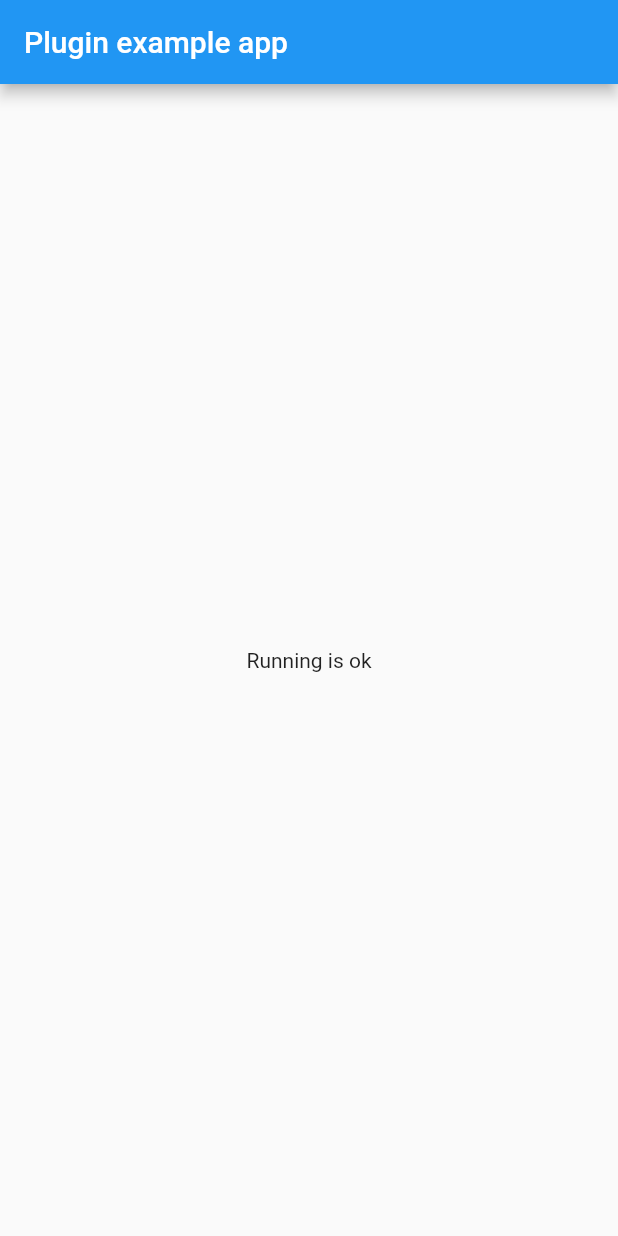
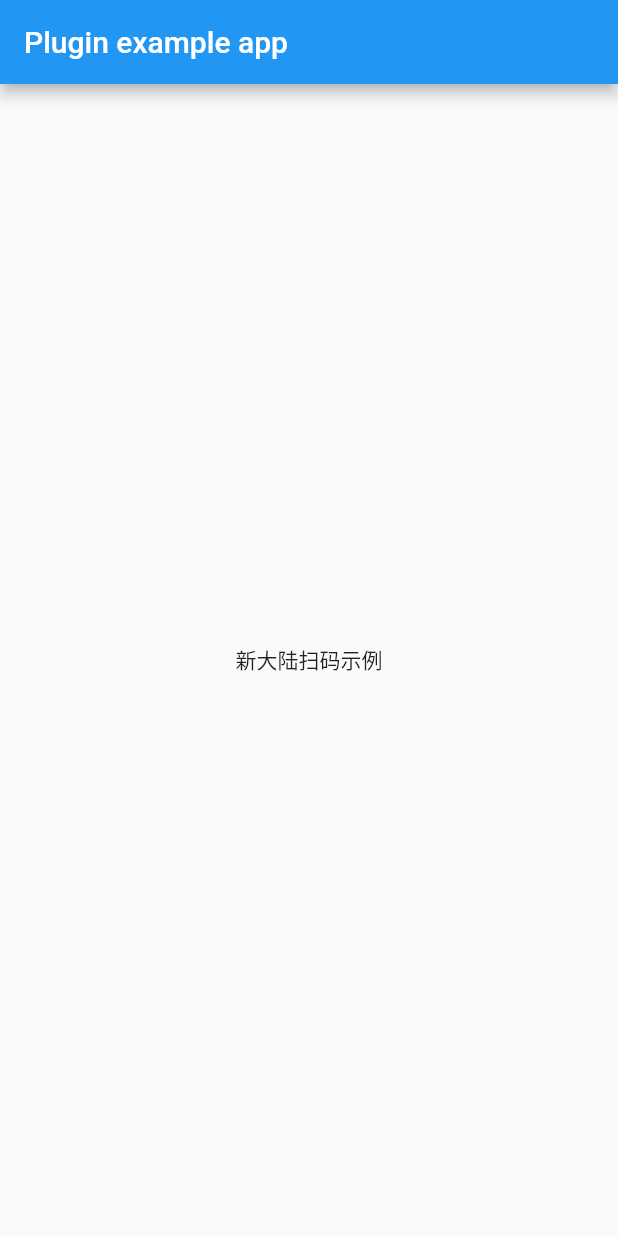
Before and after one commit to mdddj/xindalu_scan_flutter, a Flutter app: the screen it shows after launch, on a phone screen of 412 x 824 dp. Run offline on Flutter 3.47's test engine with Material 2 defaults, Android fonts, the phone set to English and light mode, and no system bars.

Commit message:
更新一些小细节

```diff
--- a/example/lib/main.dart
+++ b/example/lib/main.dart
@@ -1,7 +1,11 @@
+import 'dart:convert';
+
 import 'package:flutter/material.dart';
 import 'dart:async';
 
 import 'package:flutter/services.dart';
+import 'package:xindalu_scan_flutter/constant.dart';
+import 'package:xindalu_scan_flutter/xindalu_result_model.dart';
 import 'package:xindalu_scan_flutter/xindalu_scan_flutter.dart';
 
 void main() {
@@ -14,37 +18,31 @@ class MyApp extends StatefulWidget {
 }
 
 class _MyAppState extends State<MyApp> {
-  static const String key = 'xindalukey'; //自定义key
-  static const EventChannel _eventChannel = EventChannel(key);
+
+
+  static const EventChannel _eventChannel = EventChannel(Constant.CHANNEL_NAME);
 
   @override
   void initState() {
     super.initState();
-    Map<String, dynamic> map = Map();
-    map["extra1"] = "code1";
-    map["extra2"] = "code2";
-    map["flutterAppChannelName"] = "111";
-    map['barcodeType'] = "SCAN_BARCODE_TYPE";
-    init(map);
+    init();
     _eventChannel.receiveBroadcastStream().listen((value) {
-      print("获取到扫描头数据>>>>>>>>>>$value");
+      try{
+        XindaluDataResultModel result = XindaluDataResultModel.fromJson(json.decode(value));
+        print("条码值:${result.code1}");
+        print("状态:${result.scanState}"); // ok 成功  fail 失败
+        print("条码类型:${result.scanBarcodeType}"); // -1 表示未知类型
+      }catch(e,s){
+          print(e);
+          print(s);
+      }
     });
   }
 
-  // Platform messages are asynchronous, so we initialize in an async method.
-  Future<void> init(Map<String, dynamic> config) async {
-    String platformVersion;
-    // Platform messages may fail, so we use a try/catch PlatformException.
-    try {
-      await XindaluScanFlutter.init(config);
-    } on PlatformException {
-      platformVersion = 'Failed to get platform version.';
-    }
+  Future<void> init({Map<String, String> config}) async {
 
-    // If the widget was removed from the tree while the asynchronous platform
-    // message was in flight, we want to discard the reply rather than calling
-    // setState to update our non-existent appearance.
-    if (!mounted) return;
+    await XindaluScanFlutter.init();
+
   }
 
   @override
@@ -55,7 +53,10 @@ class _MyAppState extends State<MyApp> {
           title: const Text('Plugin example app'),
         ),
         body: Center(
-          child: Text('Running is ok'),
+          child: MaterialButton(
+            onPressed: () {  },
+            child: Text("新大陆扫码示例"),
+          ),
         ),
       ),
     );
--- /dev/null
+++ b/lib/constant.dart
@@ -0,0 +1,29 @@
+/// 一些常量
+class Constant {
+
+  /// 和原生通讯的通道别名
+  ///
+  /// static const EventChannel _eventChannel = EventChannel(Constant.CHANNEL_NAME);
+  static const String CHANNEL_NAME = "xindalu_scan";
+
+  /// 广播输出配置 -  默认action
+  static const String ACTION = "nlscan.action.SCANNER_RESULT";
+
+  /// 广播输出配置 -  默认 条码1Extra
+  static const String EXTRA_1 = "SCAN_BARCODE1";
+
+  /// 广播输出配置 -  默认 条码2Extra
+  static const String EXTRA_2 = "SCAN_BARCODE2";
+
+  /// 广播输出配置 -  默认 码制类型Extra
+  static const String EXTRA_BARCODE_TYPE = "SCAN_BARCODE_TYPE";
+
+
+  // 默认配置
+  static const Map<String,String> defaultConfig = {
+    "action" : ACTION,
+    "extra1" : EXTRA_1,
+    "extra2" : EXTRA_2,
+    "codeType": EXTRA_BARCODE_TYPE,
+  };
+}
--- /dev/null
+++ b/lib/xindalu_result_model.dart
@@ -0,0 +1,34 @@
+
+// To parse this JSON data, do
+//
+//     final xindaluDataModel = xindaluDataModelFromJson(jsonString);
+
+import 'dart:convert';
+
+XindaluDataResultModel xindaluDataModelFromJson(String str) => XindaluDataResultModel.fromJson(json.decode(str));
+
+String xindaluDataModelToJson(XindaluDataResultModel data) => json.encode(data.toJson());
+
+class XindaluDataResultModel {
+  XindaluDataResultModel({
+    this.scanBarcodeType,
+    this.code1,
+    this.scanState,
+  });
+
+  int scanBarcodeType;
+  String code1;
+  String scanState;
+
+  factory XindaluDataResultModel.fromJson(Map<String, dynamic> json) => XindaluDataResultModel(
+    scanBarcodeType: json["barcodeType"],
+    code1: json["code1"],
+    scanState: json["scanState"],
+  );
+
+  Map<String, dynamic> toJson() => {
+    "barcodeType": scanBarcodeType,
+    "code1": code1,
+    "scanState": scanState,
+  };
+}
--- a/lib/xindalu_scan_flutter.dart
+++ b/lib/xindalu_scan_flutter.dart
@@ -1,12 +1,32 @@
 import 'dart:async';
 
 import 'package:flutter/services.dart';
+import 'package:xindalu_scan_flutter/constant.dart';
 
 class XindaluScanFlutter {
   static const MethodChannel _channel =
       const MethodChannel('xindalu_scan_flutter');
 
-  static Future<void> init(Map<String,dynamic> map) async {
-    await _channel.invokeMethod('init',map);
+  ///   初始化配置
+  ///
+  ///   @params config  配置广播输出配置
+  ///
+  ///   如果不传入参数,将使用默认配置
+  ///
+  ///   遵循格式,可以在扫码设置里面配置这些参数
+  ///
+  ///   Map<String,String> config = {
+  ///     "action" : '',  广播输出action
+  ///     "extra1" : '',  条码1Extra
+  ///     "extra2" : '',  条码2Extra
+  ///     "codeType": '',  码制类型
+  ///   }
+  ///
+  ///   await XindaluScanFlutter.init(config);
+  ///
+  ///   详细文档github:https://github.com/mdddj/xindalu_scan_flutter
+  ///
+  static Future<void> init({Map<String, dynamic> config}) async {
+    await _channel.invokeMethod('init', config ?? Constant.defaultConfig);
   }
 }
--- a/pubspec.yaml
+++ b/pubspec.yaml
@@ -1,6 +1,6 @@
 name: xindalu_scan_flutter
 description: 新大陆手持设备红外扫描识别插件by_flutter
-version: 0.0.3
+version: 0.0.5
 homepage: https://github.com/mdddj/xindalu_scan_flutter
 
 environment:
```
Also changed, not shown: example/pubspec.lock, 4 other files.
